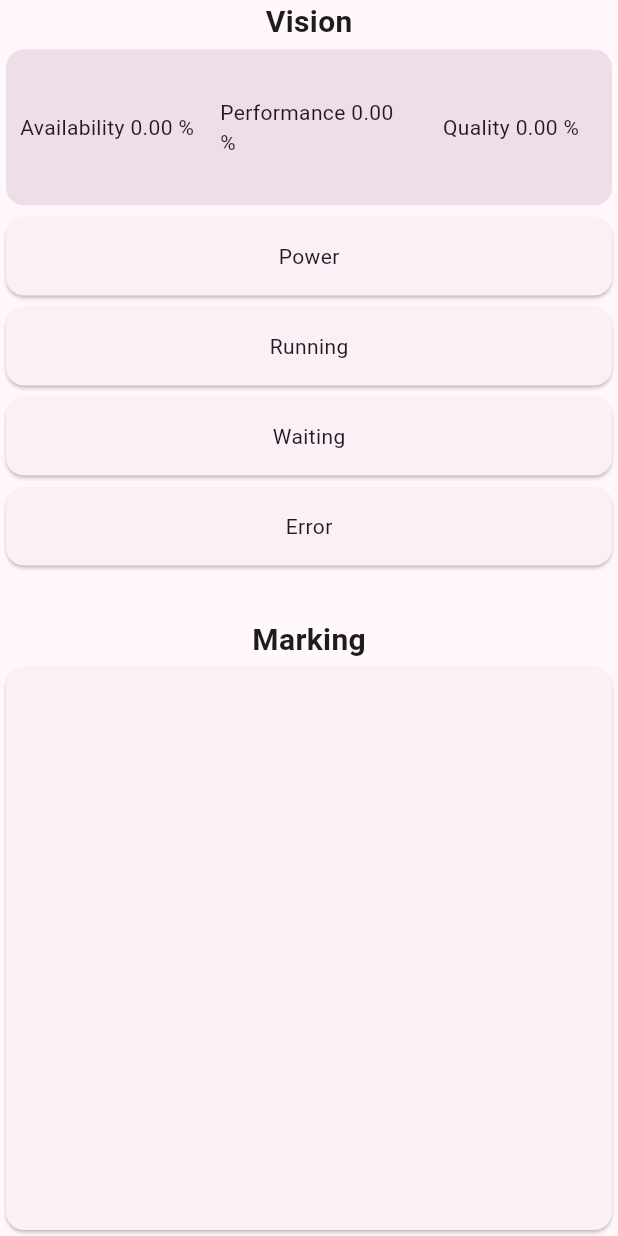
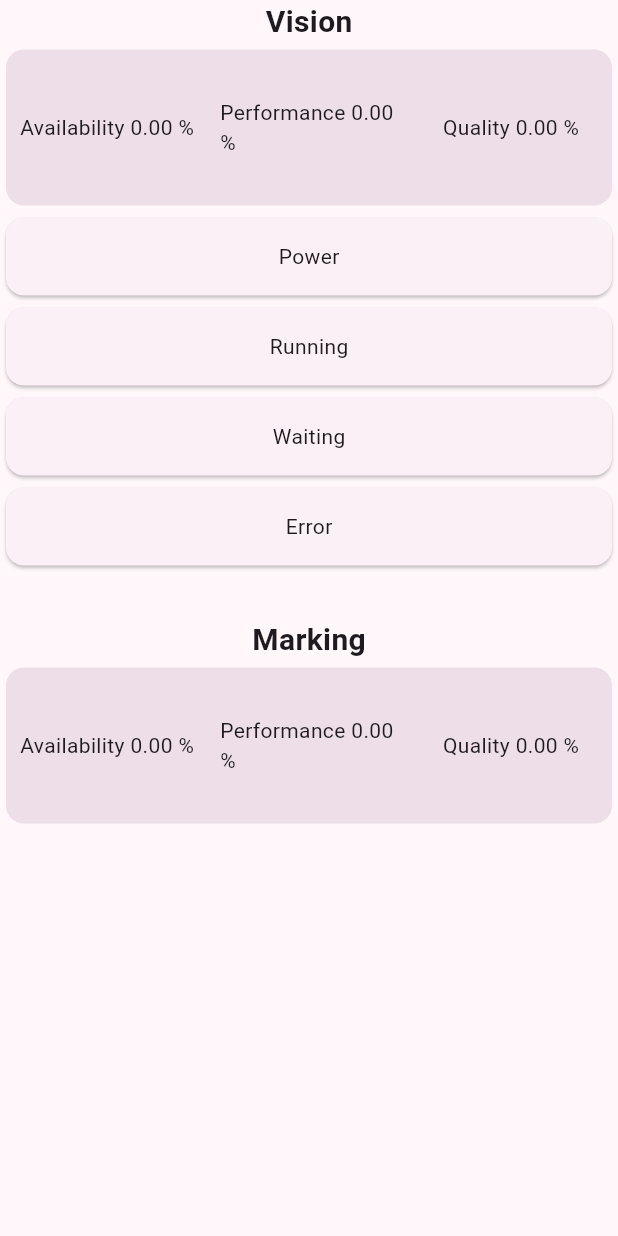
Before and after one commit to ppuska/mediscara.hmi, a Flutter app: the InfoWidget widget shown alone on an empty page, opened directly with empty values, on a phone screen of 412 x 824 dp. Run offline on Flutter 3.47's test engine with Material 2 defaults, Android fonts, the light colour scheme and no system bars; our stand-ins replace badges, flutter_dotenv, shelf; missing offline and left inert: shelf_router, virtual_keyboard_multi_language, webview_windows, window_manager; accounts and stored records are empty; statements that could not run were skipped.

Commit message:
Added marking UI and KPI reset method

```diff
--- a/lib/collaborative/info.dart
+++ b/lib/collaborative/info.dart
@@ -8,16 +8,26 @@ import 'package:hmi_app/services/fiware.dart';
 
 class InfoWidget extends StatefulWidget {
   final KPI visionKpi;
+  final KPI markingKpi;
 
-  const InfoWidget({Key? key, required this.visionKpi}) : super(key: key);
+  const InfoWidget({
+    Key? key,
+    required this.visionKpi,
+    required this.markingKpi,
+  }) : super(key: key);
 
   @override
   State<InfoWidget> createState() => _InfoWidgetState();
 }
 
 class _InfoWidgetState extends State<InfoWidget> {
+  /// [KPI] object for the vision session
   late KPI visionKpi;
 
+  /// [KPI] object for the marking session
+  late KPI markingKpi;
+
+  /// [Timer] for the UI update scheduling
   late Timer updateTimer;
 
   bool visionPower = false;
@@ -29,6 +39,10 @@ class _InfoWidgetState extends State<InfoWidget> {
   double visionAvailability = 0;
   double visionQuality = 0;
 
+  double markingPerformance = 0;
+  double markingAvailability = 0;
+  double markingQuality = 0;
+
   final fiwareService = FiwareService();
   final backendService = BackendService();
 
@@ -37,7 +51,10 @@ class _InfoWidgetState extends State<InfoWidget> {
   @override
   void initState() {
     super.initState();
+
     visionKpi = widget.visionKpi;
+    markingKpi = widget.markingKpi;
+
     updateTimer = Timer.periodic(const Duration(seconds: 1), updateUI);
     updateUI();
 
@@ -75,10 +92,17 @@ class _InfoWidgetState extends State<InfoWidget> {
   /// Updates the UI KPI elements
   void updateUI([Timer? _]) {
     setState(() {
+      /// Calculate vision KPI
       visionAvailability = visionKpi.availability.calculate();
       visionPerformance = visionKpi.performance
           .calculate(visionKpi.availability.actualDuration);
       visionQuality = visionKpi.quality.calculate();
+
+      /// Calculate marking KPI
+      markingAvailability = markingKpi.availability.calculate();
+      markingPerformance = markingKpi.performance
+          .calculate(markingKpi.availability.actualDuration);
+      markingQuality = markingKpi.quality.calculate();
     });
   }
 
@@ -175,11 +199,39 @@ class _InfoWidgetState extends State<InfoWidget> {
             'Marking',
             style: TextStyle(fontSize: 20, fontWeight: FontWeight.bold),
           ),
-          Expanded(
-            child: Card(
-              child: Row(
-                children: const [],
-              ),
+          Card(
+            elevation: 0,
+            color: Theme.of(context).colorScheme.surfaceVariant,
+            child: Row(
+              children: [
+                Expanded(
+                  child: Container(
+                    alignment: Alignment.center,
+                    padding: const EdgeInsets.fromLTRB(8, 32, 8, 32),
+                    child: Text(
+                      "Availability ${(markingAvailability * 100).toStringAsFixed(2)} %",
+                    ),
+                  ),
+                ),
+                Expanded(
+                  child: Container(
+                    alignment: Alignment.center,
+                    padding: const EdgeInsets.fromLTRB(8, 32, 8, 32),
+                    child: Text(
+                      "Performance ${(markingPerformance * 100).toStringAsFixed(2)} %",
+                    ),
+                  ),
+                ),
+                Expanded(
+                  child: Container(
+                    alignment: Alignment.center,
+                    padding: const EdgeInsets.fromLTRB(8, 32, 8, 32),
+                    child: Text(
+                      "Quality ${(markingQuality * 100).toStringAsFixed(2)} %",
+                    ),
+                  ),
+                ),
+              ],
             ),
           ),
         ],
--- a/lib/models/kpi.dart
+++ b/lib/models/kpi.dart
@@ -17,6 +17,25 @@ class KPI {
     quality = Quality(productQuota: productQuota);
   }
 
+  /// Updates the KPI
+  ///
+  /// Quality and performance metrics will be affected according to [success]
+  void jobDone([bool success = true]) {
+    // procuct Count
+    quality.productCount += 1;
+    performance.productCount += 1;
+
+    if (!success) {
+      quality.errorCount += 1;
+    }
+  }
+
+  void reset() {
+    availability.reset();
+    performance.reset();
+    quality.reset();
+  }
+
   void start() {
     availability.startNow();
     started = true;
@@ -27,7 +46,7 @@ class KPI {
   }
 
   void end() {
-    if (!performance.isPaused) performance.pauseEnd();
+    if (performance.isPaused) performance.pauseEnd();
 
     availability.endNow();
     started = false;
@@ -57,8 +76,14 @@ class Availability {
   DateTime? _actualStart;
   DateTime? _actualEnd;
 
+  void reset() {
+    _actualStart = null;
+    _actualEnd = null;
+  }
+
   void startNow() {
     _actualStart = DateTime.now();
+    _actualEnd = null;
   }
 
   void endNow() {
@@ -104,6 +129,12 @@ class Performance {
     referencePerformance = workPeriod / productQuota;
   }
 
+  void reset() {
+    _pauseStarted = null;
+    paused = const Duration(hours: 0);
+    productCount = 0;
+  }
+
   void pauseStart() {
     _pauseStarted = DateTime.now();
   }
@@ -142,12 +173,21 @@ class Performance {
 }
 
 class Quality {
+  /// The number of products that should be made in the session
   final int productQuota;
 
+  /// The total products in this session
   var productCount = 0;
+
+  /// The products that had errors during their manufacturing
   var errorCount = 0;
 
   Quality({required this.productQuota});
+
+  void reset() {
+    productCount = 0;
+    errorCount = 0;
+  }
 
   double calculate() {
     return productCount != 0 ? (productCount - errorCount) / productQuota : 0.0;
--- a/lib/services/session.dart
+++ b/lib/services/session.dart
@@ -30,6 +30,7 @@ class Session {
   }
 
   void start() {
+    kpi.reset();
     kpi.start();
     kpiTimer = Timer.periodic(updateInterval, _sendKPI);
   }
```
